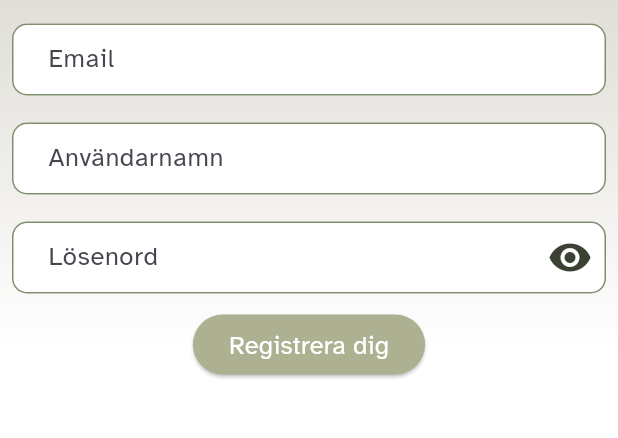
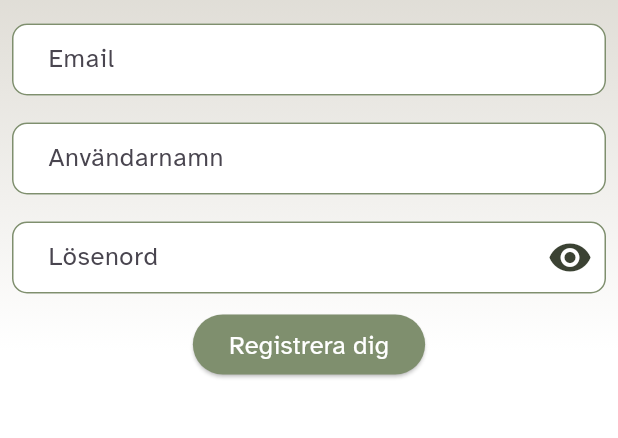
Before and after one commit to X-non/Too-Wood-2-Go, a Flutter app: the screen it shows after launch, after a tap on "Registrera dig", on a phone screen of 412 x 824 dp, the part 473-911 px from its top. Run offline on Flutter 3.47's test engine with Material 3 defaults, Android fonts, the phone set to English and light mode, and no system bars; our stand-ins replace adaptive_dialog, geocoding, geolocator, google_maps_flutter; missing offline and left inert: delayed_widget; network calls fail.

Commit message:
change of color

```diff
--- a/frontend/lib/pages/login.dart
+++ b/frontend/lib/pages/login.dart
@@ -101,8 +101,7 @@ class Login extends StatelessWidget {
                     }
                   },
                   style: const ButtonStyle(
-                    backgroundColor:
-                        MaterialStatePropertyAll(EWColors.lightgreen),
+                    backgroundColor: MaterialStatePropertyAll(EWColors.primary),
                   ),
                   child: Text(
                     "Logga in",
--- a/frontend/lib/pages/register.dart
+++ b/frontend/lib/pages/register.dart
@@ -137,7 +137,7 @@ class Register extends StatelessWidget {
                     },
                     style: const ButtonStyle(
                       backgroundColor:
-                          MaterialStatePropertyAll(EWColors.lightgreen),
+                          MaterialStatePropertyAll(EWColors.primary),
                     ),
                     child: Text(
                       "Registrera dig",
```
